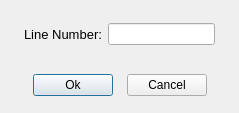
Old version of the form forms/dialog_getline.ui in the repository copperspice/diamond.
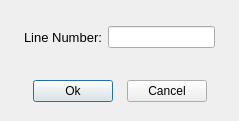
New version of the form.

The edit to the form file:
```diff
--- a/forms/dialog_getline.ui
+++ b/forms/dialog_getline.ui
@@ -10,7 +10,7 @@
     <x>0</x>
     <y>0</y>
     <width>239</width>
-    <height>113</height>
+    <height>121</height>
    </rect>
   </property>
   <property name="windowTitle">
```
Left out of the diff: 60 changed lines with no effect on the pictures.
